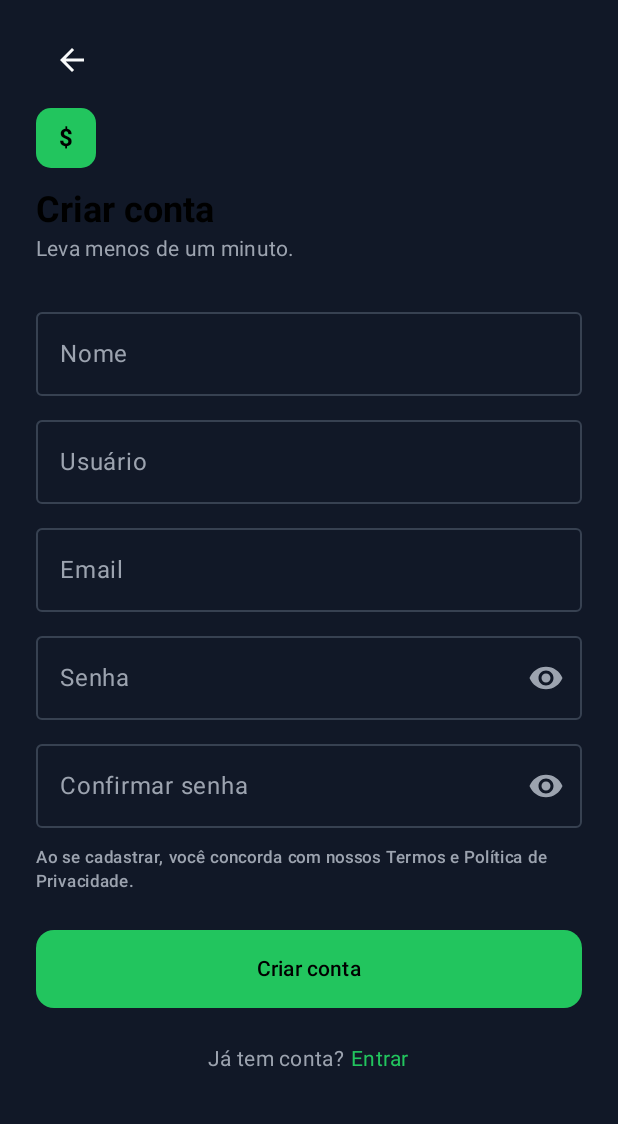
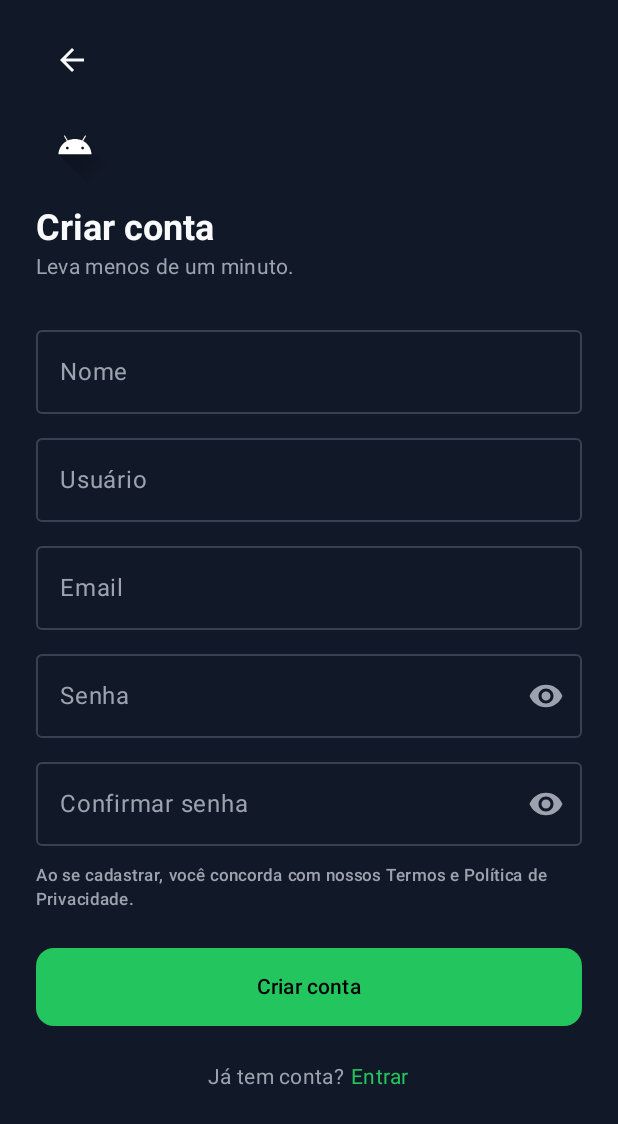
Before and after one commit to Pratamartin/money-management-app, an Android app built with Jetpack Compose: the RegisterScreen screen opened through its navigation route, on a phone screen of 412 x 824 dp. Shown: the top 1124 px of the screen. Run offline under Robolectric (Android 15) with nearby library versions, the light colour scheme and no system bars; 2 statements that could not run were skipped.

Commit message:
Refine UI layout and styling for authentication screens
- Added `navigationBarsPadding()` to `LoginScreen` and `RegisterScreen` to ensure proper spacing with system navigation bars.
- Replaced the placeholder logo in `RegisterScreen` with the official `ic_launcher_foreground` resource.
- Explicitly set the text color for the "Criar conta" heading in `RegisterScreen` to `onBackground`.
- Cleaned up unused imports in `RegisterScreen.kt`.

```diff
--- a/app/src/main/java/com/pratatec/moneymgtapp/ui/auth/LoginScreen.kt
+++ b/app/src/main/java/com/pratatec/moneymgtapp/ui/auth/LoginScreen.kt
@@ -7,6 +7,7 @@ import androidx.compose.foundation.layout.fillMaxSize
 import androidx.compose.foundation.layout.fillMaxWidth
 import androidx.compose.foundation.layout.height
 import androidx.compose.foundation.layout.padding
+import androidx.compose.foundation.layout.navigationBarsPadding
 import androidx.compose.foundation.layout.statusBarsPadding
 import androidx.compose.foundation.rememberScrollState
 import androidx.compose.foundation.text.KeyboardOptions
@@ -45,6 +46,7 @@ fun LoginScreen(
             .fillMaxSize()
             .background(MaterialTheme.colorScheme.background)
             .statusBarsPadding()
+            .navigationBarsPadding()
             .verticalScroll(rememberScrollState())
             .padding(horizontal = 24.dp),
         horizontalAlignment = Alignment.CenterHorizontally,
--- a/app/src/main/java/com/pratatec/moneymgtapp/ui/auth/RegisterScreen.kt
+++ b/app/src/main/java/com/pratatec/moneymgtapp/ui/auth/RegisterScreen.kt
@@ -7,15 +7,15 @@ import androidx.compose.foundation.layout.fillMaxSize
 import androidx.compose.foundation.layout.fillMaxWidth
 import androidx.compose.foundation.layout.height
 import androidx.compose.foundation.layout.padding
+import androidx.compose.foundation.Image
 import androidx.compose.foundation.layout.size
+import androidx.compose.foundation.layout.navigationBarsPadding
 import androidx.compose.foundation.layout.statusBarsPadding
 import androidx.compose.foundation.rememberScrollState
-import androidx.compose.foundation.shape.RoundedCornerShape
 import androidx.compose.foundation.text.KeyboardOptions
 import androidx.compose.foundation.verticalScroll
 import androidx.compose.material.icons.Icons
 import androidx.compose.material.icons.automirrored.filled.ArrowBack
-import androidx.compose.foundation.layout.Box
 import androidx.compose.material3.Icon
 import androidx.compose.material3.IconButton
 import androidx.compose.material3.MaterialTheme
@@ -25,11 +25,12 @@ import androidx.compose.runtime.Composable
 import androidx.compose.runtime.LaunchedEffect
 import androidx.compose.ui.Alignment
 import androidx.compose.ui.Modifier
-import androidx.compose.ui.graphics.Color
+import androidx.compose.ui.res.painterResource
 import androidx.compose.ui.text.font.FontWeight
 import androidx.compose.ui.text.input.ImeAction
 import androidx.compose.ui.text.input.KeyboardType
 import androidx.compose.ui.unit.dp
+import com.pratatec.moneymgtapp.R
 import com.pratatec.moneymgtapp.ui.auth.components.AuthFooterLink
 import com.pratatec.moneymgtapp.ui.auth.components.PasswordField
 import com.pratatec.moneymgtapp.ui.auth.components.PrimaryButton
@@ -53,6 +54,7 @@ fun RegisterScreen(
             .fillMaxSize()
             .background(MaterialTheme.colorScheme.background)
             .statusBarsPadding()
+            .navigationBarsPadding()
             .verticalScroll(rememberScrollState())
             .padding(horizontal = 24.dp),
     ) {
@@ -68,14 +70,11 @@ fun RegisterScreen(
 
         Spacer(Modifier.height(8.dp))
 
-        Box(
-            modifier = Modifier
-                .size(40.dp)
-                .background(MaterialTheme.colorScheme.primary, RoundedCornerShape(10.dp)),
-            contentAlignment = Alignment.Center,
-        ) {
-            Text(text = "$", fontWeight = FontWeight.Bold, color = Color.Black)
-        }
+        Image(
+            painter = painterResource(R.drawable.ic_launcher_foreground),
+            contentDescription = "Logo MoneyMgt",
+            modifier = Modifier.size(52.dp),
+        )
 
         Spacer(Modifier.height(12.dp))
 
@@ -83,6 +82,7 @@ fun RegisterScreen(
             text = "Criar conta",
             style = MaterialTheme.typography.headlineSmall,
             fontWeight = FontWeight.Bold,
+            color = MaterialTheme.colorScheme.onBackground,
         )
         Text(
             text = "Leva menos de um minuto.",
```
